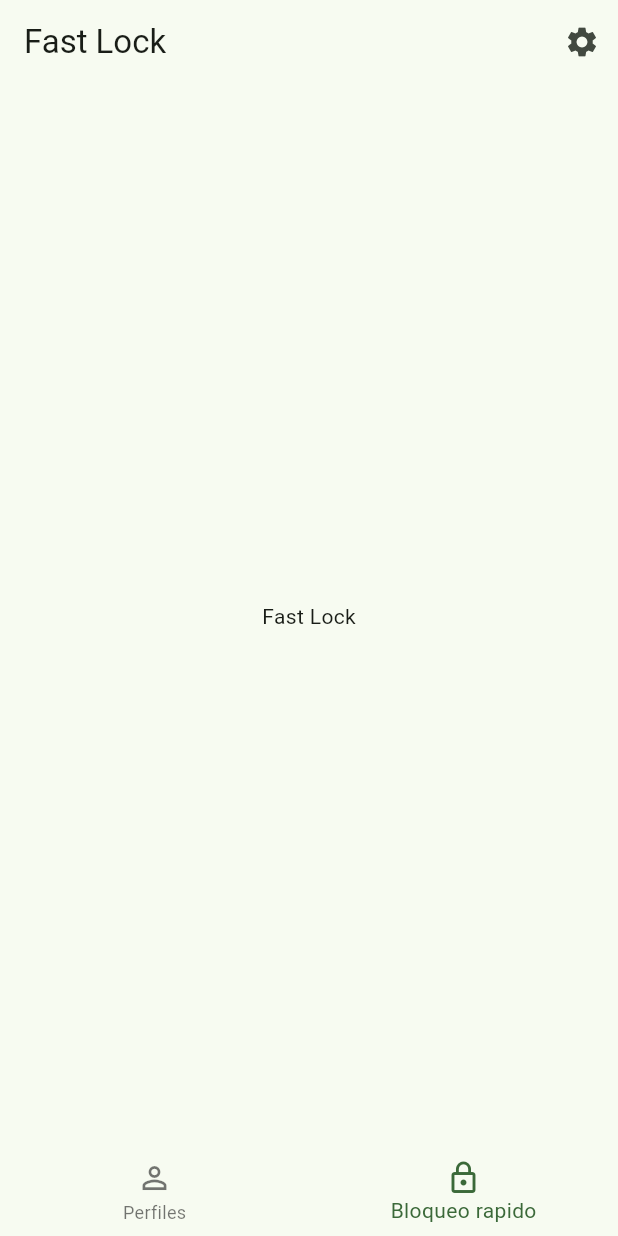
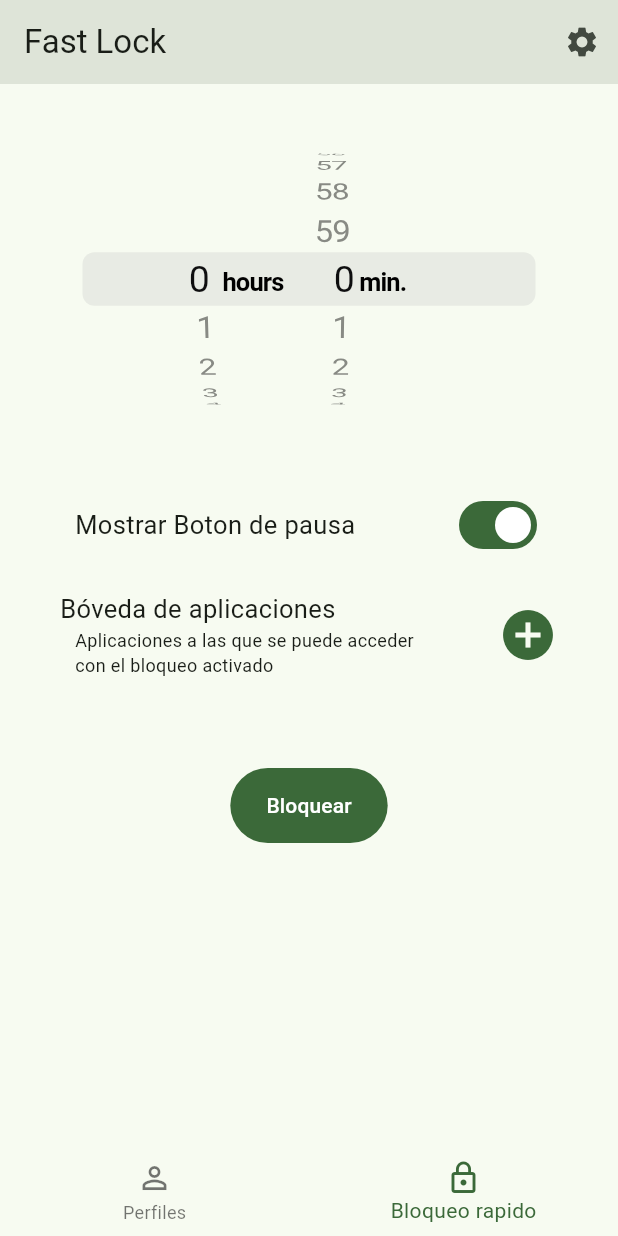
Before and after one commit to Deckgeld/focustime, a Flutter app: the FastLockView screen opened by its route, on a phone screen of 412 x 824 dp. Run offline on Flutter 3.47's test engine with Material 3 defaults, Android fonts, the phone set to English and light mode, and no system bars; our stand-ins replace go_router.

Commit message:
Add Fast Lock UI

```diff
--- a/lib/presentation/views/fastlock_view.dart
+++ b/lib/presentation/views/fastlock_view.dart
@@ -1,3 +1,4 @@
+import 'package:flutter/cupertino.dart';
 import 'package:flutter/material.dart';
 import 'package:go_router/go_router.dart';
 
@@ -6,6 +7,8 @@ class FastLockView extends StatelessWidget {
 
   @override
   Widget build(BuildContext context) {
+    final colors = Theme.of(context).colorScheme;
+
     return Scaffold(
       appBar: AppBar(
         title: const Text('Fast Lock'),
@@ -16,10 +19,93 @@ class FastLockView extends StatelessWidget {
               context.push('/settings');
             },
             icon: const Icon(Icons.settings),
-          ),],
+          ),
+        ],
       ),
-      body: const Center(
-        child: Text('Fast Lock'),
+      body: Padding(
+        padding: const EdgeInsets.only(top: 30),
+        child: Column(
+          mainAxisAlignment: MainAxisAlignment.start,
+          children: [
+            // Agrega aquí el CupertinoTimerPicker
+            SizedBox(
+              height: 200, // Ajusta la altura según necesites
+              child: CupertinoTimerPicker(
+                mode: CupertinoTimerPickerMode
+                    .hm, // Modo: horas, minutos, segundos
+                onTimerDurationChanged: (Duration changedTimer) {
+                  // Aquí manejas el valor seleccionado
+                  // print('El tiempo seleccionado es: $changedTimer');
+                },
+              ),
+            ),
+
+            const SizedBox(height: 40),
+
+            Padding(
+              padding: const EdgeInsets.symmetric(horizontal: 50),
+              child: Row(
+                  mainAxisAlignment: MainAxisAlignment.spaceBetween,
+                  children: [
+                    const Text(
+                      'Mostrar Boton de pausa',
+                      style: TextStyle(fontSize: 17),
+                    ),
+                    Switch(value: true, onChanged: (value) {})
+                  ]),
+            ),
+
+            const SizedBox(height: 20),
+
+            Padding(
+              padding: const EdgeInsets.symmetric(horizontal: 40),
+              child: Row(
+                mainAxisAlignment: MainAxisAlignment.spaceBetween,
+                children: [
+                  const Column(
+                    crossAxisAlignment: CrossAxisAlignment.start,
+                    children: [
+                      Text(
+                        'Bóveda de aplicaciones',
+                        style: TextStyle(fontSize: 17),
+                      ),
+                      Padding(
+                        padding: EdgeInsets.only(left: 10.0),
+                        child: Column(
+                          crossAxisAlignment: CrossAxisAlignment.start,
+                          children: [
+                            Text(
+                              'Aplicaciones a las que se puede acceder',
+                              style: TextStyle(fontSize: 12),
+                            ),
+                            Text(
+                              'con el bloqueo activado',
+                              style: TextStyle(fontSize: 12),
+                            ),
+                          ],
+                        ),
+                      ),
+                    ],
+                  ),
+                  Icon(Icons.add_circle, size: 40, color: colors.primary),
+                ],
+              ),
+            ),
+
+            const SizedBox(height: 60),
+
+            FilledButton(
+              style: ButtonStyle(
+                minimumSize: WidgetStateProperty.all<Size>(
+                    const Size(50, 50)), // Tamaño mínimo del botón
+              ),
+              child: const Text('Bloquear'),
+              onPressed: () {
+                // Acción del botón
+              },
+            ),
+          ],
+        ),
       ),
     );
   }
```
